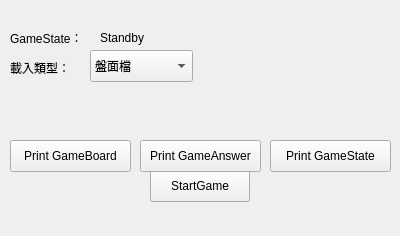
Above: startui.ui from OOPISOP/minesweeper before the change. Below: the same form after it.
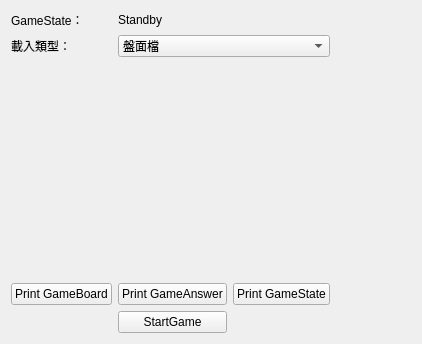
That is the form after the change.

```diff
--- a/startui.ui
+++ b/startui.ui
@@ -6,141 +6,89 @@
    <rect>
     <x>0</x>
     <y>0</y>
-    <width>400</width>
-    <height>236</height>
+    <width>422</width>
+    <height>344</height>
    </rect>
   </property>
   <property name="windowTitle">
    <string>Form</string>
   </property>
-  <widget class="QLabel" name="label">
-   <property name="geometry">
-    <rect>
-     <x>10</x>
-     <y>60</y>
-     <width>67</width>
-     <height>16</height>
-    </rect>
-   </property>
-   <property name="text">
-    <string>載入類型：</string>
-   </property>
-  </widget>
-  <widget class="QPushButton" name="startGameButton">
-   <property name="geometry">
-    <rect>
-     <x>150</x>
-     <y>170</y>
-     <width>100</width>
-     <height>32</height>
-    </rect>
-   </property>
-   <property name="text">
-    <string>StartGame</string>
-   </property>
-  </widget>
-  <widget class="QPushButton" name="gameAnswerButton">
-   <property name="geometry">
-    <rect>
-     <x>140</x>
-     <y>140</y>
-     <width>121</width>
-     <height>32</height>
-    </rect>
-   </property>
-   <property name="text">
-    <string>Print GameAnswer</string>
-   </property>
-  </widget>
-  <widget class="QPushButton" name="gameStateButton">
-   <property name="geometry">
-    <rect>
-     <x>270</x>
-     <y>140</y>
-     <width>121</width>
-     <height>32</height>
-    </rect>
-   </property>
-   <property name="text">
-    <string>Print GameState</string>
-   </property>
-  </widget>
-  <widget class="QStackedWidget" name="stackedWidget">
-   <property name="geometry">
-    <rect>
-     <x>10</x>
-     <y>90</y>
-     <width>371</width>
-     <height>31</height>
-    </rect>
-   </property>
-   <widget class="QWidget" name="page"/>
-   <widget class="QWidget" name="page_2"/>
-  </widget>
-  <widget class="QPushButton" name="gameBoardButon">
-   <property name="geometry">
-    <rect>
-     <x>10</x>
-     <y>140</y>
-     <width>121</width>
-     <height>32</height>
-    </rect>
-   </property>
-   <property name="text">
-    <string>Print GameBoard</string>
-   </property>
-  </widget>
-  <widget class="QLabel" name="gameState">
-   <property name="geometry">
-    <rect>
-     <x>100</x>
-     <y>30</y>
-     <width>58</width>
-     <height>16</height>
-    </rect>
-   </property>
-   <property name="text">
-    <string>Standby</string>
-   </property>
-  </widget>
-  <widget class="QComboBox" name="comboBox">
-   <property name="geometry">
-    <rect>
-     <x>90</x>
-     <y>50</y>
-     <width>103</width>
-     <height>32</height>
-    </rect>
-   </property>
-   <item>
-    <property name="text">
-     <string>盤面檔</string>
-    </property>
+  <layout class="QGridLayout" name="gridLayout">
+   <item row="1" column="1" colspan="2">
+    <widget class="QComboBox" name="comboBox">
+     <item>
+      <property name="text">
+       <string>盤面檔</string>
+      </property>
+     </item>
+     <item>
+      <property name="text">
+       <string>指定炸彈數量盤面</string>
+      </property>
+     </item>
+     <item>
+      <property name="text">
+       <string>指定炸彈聲乘率盤面</string>
+      </property>
+     </item>
+    </widget>
    </item>
-   <item>
-    <property name="text">
-     <string>指定炸彈數量盤面</string>
-    </property>
+   <item row="0" column="1" colspan="2">
+    <widget class="QLabel" name="gameState">
+     <property name="text">
+      <string>Standby</string>
+     </property>
+    </widget>
    </item>
-   <item>
-    <property name="text">
-     <string>指定炸彈聲乘率盤面</string>
-    </property>
+   <item row="1" column="0">
+    <widget class="QLabel" name="label">
+     <property name="text">
+      <string>載入類型：</string>
+     </property>
+    </widget>
    </item>
-  </widget>
-  <widget class="QLabel" name="label_2">
-   <property name="geometry">
-    <rect>
-     <x>10</x>
-     <y>30</y>
-     <width>81</width>
-     <height>16</height>
-    </rect>
-   </property>
-   <property name="text">
-    <string>GameState：</string>
-   </property>
-  </widget>
+   <item row="2" column="0" colspan="4">
+    <widget class="QStackedWidget" name="stackedWidget">
+     <widget class="QWidget" name="page"/>
+     <widget class="QWidget" name="page_2"/>
+    </widget>
+   </item>
+   <item row="0" column="0">
+    <widget class="QLabel" name="label_2">
+     <property name="text">
+      <string>GameState：</string>
+     </property>
+    </widget>
+   </item>
+   <item row="4" column="0">
+    <widget class="QPushButton" name="gameBoardButon">
+     <property name="text">
+      <string>Print GameBoard</string>
+     </property>
+    </widget>
+   </item>
+   <item row="4" column="1">
+    <widget class="QPushButton" name="gameAnswerButton">
+     <property name="text">
+      <string>Print GameAnswer</string>
+     </property>
+    </widget>
+   </item>
+   <item row="4" column="2">
+    <widget class="QPushButton" name="gameStateButton">
+     <property name="text">
+      <string>Print GameState</string>
+     </property>
+    </widget>
+   </item>
+   <item row="5" column="1">
+    <widget class="QPushButton" name="startGameButton">
+     <property name="text">
+      <string>StartGame</string>
+     </property>
+    </widget>
+   </item>
+  </layout>
  </widget>
  <resources/>
  <connections/>
```
